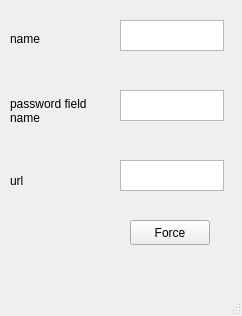
Before: the Qt Designer form mainwindow.ui in CommanderSpinner/brute_force_C, drawn with Qt 5.
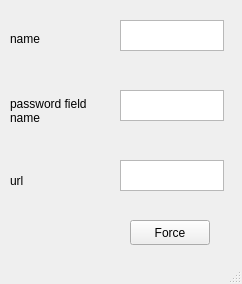
After: the same form once the commit is applied.

What changed in the file:
```diff
--- a/mainwindow.ui
+++ b/mainwindow.ui
@@ -7,7 +7,7 @@
     <x>0</x>
     <y>0</y>
     <width>242</width>
-    <height>316</height>
+    <height>284</height>
    </rect>
   </property>
   <property name="windowTitle">
```
